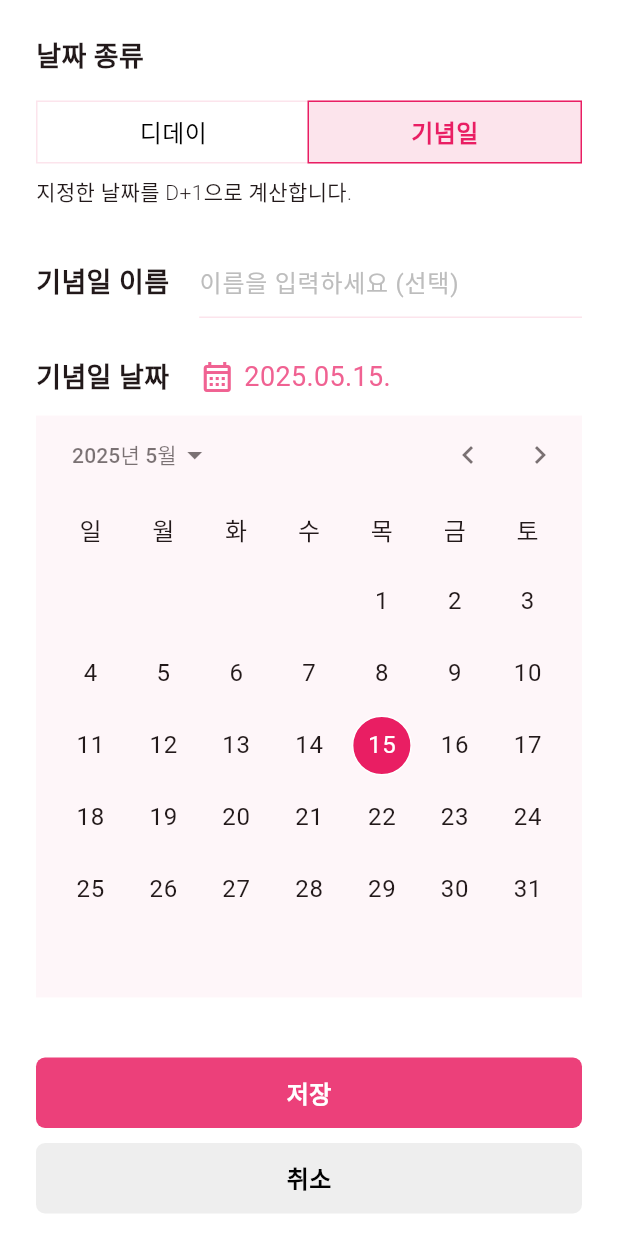
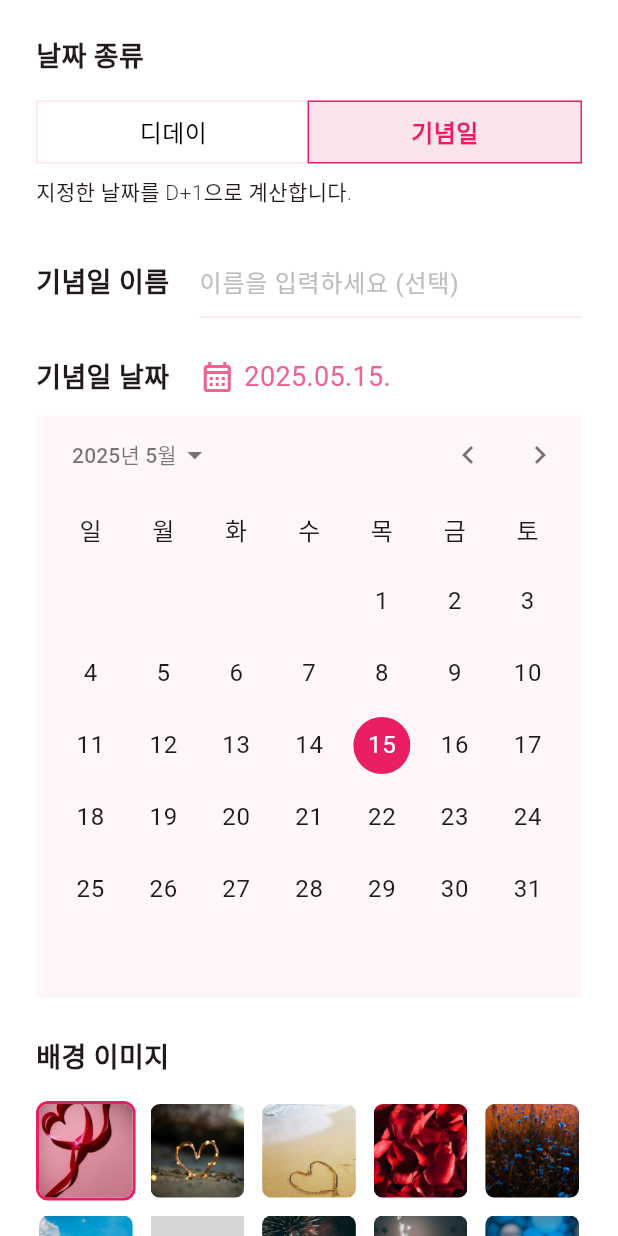
Before and after one commit to onhyeon618/D-Counter, a Flutter app: the SettingPage screen opened directly with empty values, after a tap on "기념일", on a phone screen of 412 x 824 dp. Run offline on Flutter 3.47's test engine with Material 3 defaults, Android fonts, the phone set to English and light mode, and no system bars; our stand-ins replace shared_preferences; accounts and stored records are empty; Roboto replaces fonts that are missing (Pretendard); grey boxes are pictures that could not be loaded.

Commit message:
feat: background image selection

```diff
--- a/lib/home.dart
+++ b/lib/home.dart
@@ -15,6 +15,7 @@ class _DCounterHomeState extends State<DCounterHome> {
   DateType type = DateType.dDay;
   String? name;
   DateTime? dday;
+  int background = 0;
 
   @override
   void initState() {
@@ -28,6 +29,7 @@ class _DCounterHomeState extends State<DCounterHome> {
         type = DateType.values[prefs.getInt('dateType') ?? 0];
         name = prefs.getString('dateName');
         dday = DateTime.tryParse(prefs.getString('dateDate') ?? '');
+        background = prefs.getInt('backgroundImage') ?? 0;
       });
     });
   }
--- a/lib/main.dart
+++ b/lib/main.dart
@@ -9,7 +9,7 @@ void main() {
 
 final Future<SharedPreferencesWithCache> prefsWithCache = SharedPreferencesWithCache.create(
   cacheOptions: const SharedPreferencesWithCacheOptions(
-    allowList: <String>{'dateType', 'dateName', 'dateDate'}, // Allowed keys
+    allowList: <String>{'dateType', 'dateName', 'dateDate', 'backgroundImage'},
   ),
 );
 
--- a/lib/screen/setting_page.dart
+++ b/lib/screen/setting_page.dart
@@ -8,6 +8,7 @@ class SettingPage extends StatefulWidget {
   final String? initialName;
   final DateTime? initialDate;
   final DateType? initialDateType;
+  final int? initialBackground;
   final VoidCallback onSave;
 
   const SettingPage({
@@ -15,6 +16,7 @@ class SettingPage extends StatefulWidget {
     this.initialName,
     this.initialDate,
     this.initialDateType,
+    this.initialBackground,
     required this.onSave,
   });
 
@@ -27,6 +29,7 @@ class _SettingPageState extends State<SettingPage> {
 
   late DateTime date;
   late DateType dateType;
+  late int background;
 
   @override
   void initState() {
@@ -36,6 +39,7 @@ class _SettingPageState extends State<SettingPage> {
     }
     date = widget.initialDate ?? DateTime.now();
     dateType = widget.initialDateType ?? DateType.dDay;
+    background = widget.initialBackground ?? 0;
   }
 
   @override
@@ -162,7 +166,7 @@ class _SettingPageState extends State<SettingPage> {
                   ),
                   const SizedBox(height: 26),
 
-                  // 날짜
+                  /// 날짜
                   Row(
                     children: [
                       Text(
@@ -207,6 +211,56 @@ class _SettingPageState extends State<SettingPage> {
                       },
                     ),
                   ),
+                  const SizedBox(height: 26),
+
+                  /// 배경 이미지
+                  Text(
+                    '배경 이미지',
+                    style: TextStyle(
+                      fontSize: 18,
+                      fontWeight: FontWeight.bold,
+                    ),
+                  ),
+                  const SizedBox(height: 16),
+                  GridView.builder(
+                    gridDelegate: const SliverGridDelegateWithFixedCrossAxisCount(
+                      crossAxisCount: 5,
+                      crossAxisSpacing: 8,
+                      mainAxisSpacing: 8,
+                    ),
+                    itemCount: 10,
+                    itemBuilder: (context, index) {
+                      return GestureDetector(
+                        onTap: () {
+                          setState(() {
+                            background = index;
+                          });
+                        },
+                        child: AspectRatio(
+                          aspectRatio: 1,
+                          child: Container(
+                            decoration: BoxDecoration(
+                              borderRadius: BorderRadius.circular(8),
+                              border: Border.all(
+                                color: background == index ? Colors.pink : Colors.transparent,
+                                width: 2,
+                              ),
+                            ),
+                            child: ClipRRect(
+                              borderRadius: BorderRadius.circular(6),
+                              child: Image.asset(
+                                'assets/images/background${index + 1}.jpg',
+                                fit: BoxFit.cover,
+                              ),
+                            ),
+                          ),
+                        ),
+                      );
+                    },
+                    shrinkWrap: true,
+                    physics: const NeverScrollableScrollPhysics(),
+                  ),
+
                   const SizedBox(height: 40),
 
                   /// 버튼
```
